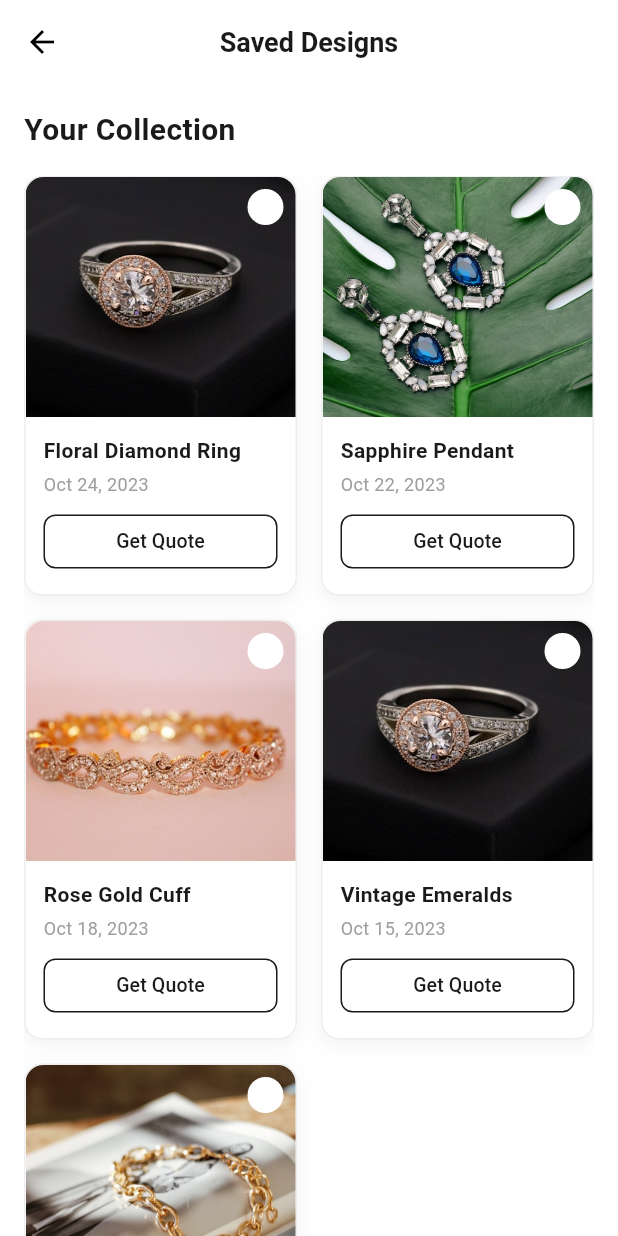
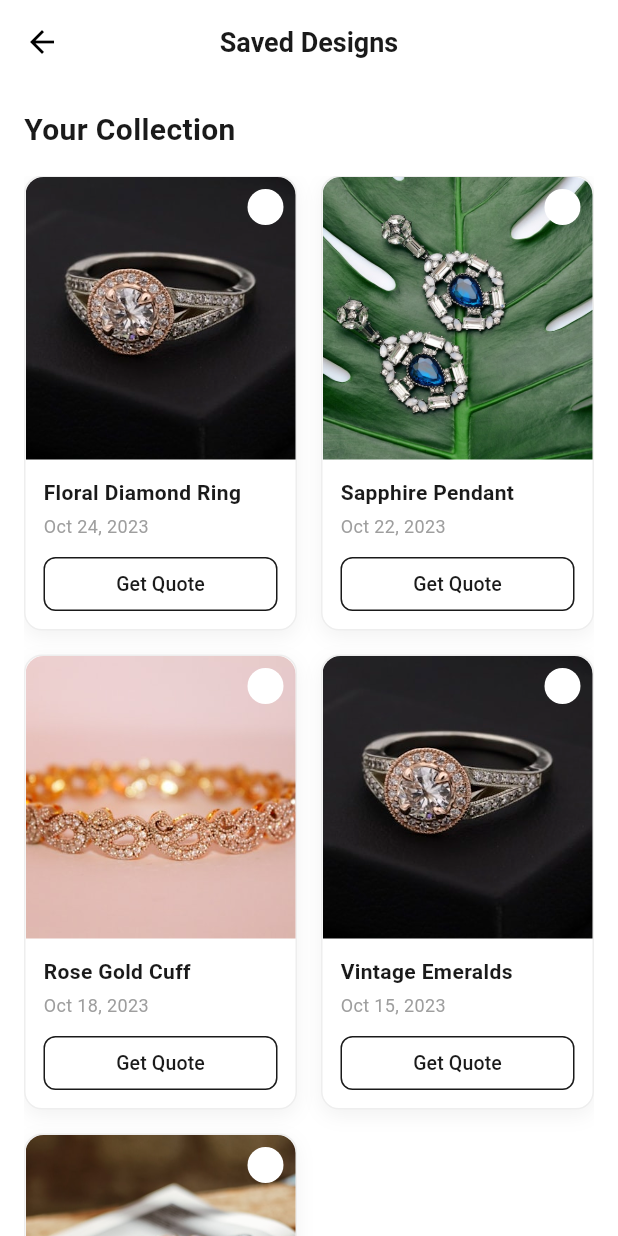
Before and after one commit to adiljhazsol/Jewelery-AI, a Flutter app: the SavedDesignsView screen opened by its route, on a phone screen of 412 x 824 dp. Run offline on Flutter 3.47's test engine with Material 3 defaults, Android fonts, the phone set to English and light mode, and no system bars; our stand-ins replace file_picker, font_awesome_flutter, get, image_picker, share_plus.

Commit message:
Update: Home categories nav, Saved Designs UI, Android build fixes

```diff
--- a/lib/view_models/home_view_model.dart
+++ b/lib/view_models/home_view_model.dart
@@ -98,6 +98,10 @@ class HomeViewModel extends GetxController {
     Get.toNamed(AppRoutes.collections);
   }
 
+  void onCategoryTap(String categoryName) {
+    Get.toNamed(AppRoutes.collections, arguments: categoryName);
+  }
+
   void onGenerateDesign() {
     Get.toNamed(AppRoutes.createDesign);
   }
--- a/lib/views/client/home/home_view.dart
+++ b/lib/views/client/home/home_view.dart
@@ -257,7 +257,9 @@ class HomeView extends GetView<HomeViewModel> {
                   itemCount: controller.categories.length,
                   itemBuilder: (context, index) {
                     final category = controller.categories[index];
-                    return Padding(
+                    return GestureDetector(
+                      onTap: () => controller.onCategoryTap(category['name']!),
+                      child: Padding(
                         padding: const EdgeInsets.only(right: 20),
                         child: Column(
                           children: [
@@ -284,6 +286,7 @@ class HomeView extends GetView<HomeViewModel> {
                               ),
                             ),
                           ],
+                        ),
                       ),
                     );
                   },
--- a/lib/views/client/saved_designs/saved_designs_view.dart
+++ b/lib/views/client/saved_designs/saved_designs_view.dart
@@ -46,14 +46,16 @@ class SavedDesignsView extends GetView<SavedDesignsViewModel> {
               child: Obx(() => GridView.builder(
                 gridDelegate: const SliverGridDelegateWithFixedCrossAxisCount(
                   crossAxisCount: 2,
-                  childAspectRatio: 0.65, // Adjust aspect ratio to fit content
+                  childAspectRatio: 0.6, // Adjusted for better responsiveness
                   crossAxisSpacing: 16,
                   mainAxisSpacing: 16,
                 ),
                 itemCount: controller.savedDesigns.length,
                 itemBuilder: (context, index) {
                   final design = controller.savedDesigns[index];
-                  return Container(
+                  return GestureDetector(
+                    onTap: () => controller.onDesignTap(index),
+                    child: Container(
                       decoration: BoxDecoration(
                         color: Colors.white,
                         borderRadius: BorderRadius.circular(12),
@@ -70,21 +72,18 @@ class SavedDesignsView extends GetView<SavedDesignsViewModel> {
                         crossAxisAlignment: CrossAxisAlignment.start,
                         children: [
                           // Image Section with Stack for Icon
-                        Stack(
+                        Expanded(
+                          child: Stack(
+                            fit: StackFit.expand,
                             children: [
                               ClipRRect(
-                              borderRadius: const BorderRadius.only(
-                                topLeft: Radius.circular(12),
-                                topRight: Radius.circular(12),
-                              ),
+                                borderRadius: const BorderRadius.vertical(top: Radius.circular(12)),
                                 child: Image.asset(
                                   design['image']!,
-                                height: 160,
                                   width: double.infinity,
                                   fit: BoxFit.cover,
                                   errorBuilder: (context, error, stackTrace) {
                                     return Container(
-                                    height: 160,
                                       color: Colors.grey[200],
                                       child: const Center(child: Icon(Icons.broken_image, color: Colors.grey)),
                                     );
@@ -104,6 +103,7 @@ class SavedDesignsView extends GetView<SavedDesignsViewModel> {
                                 ),
                               ),
                             ],
+                          ),
                         ),
                         // Content Section
                         Padding(
@@ -157,6 +157,7 @@ class SavedDesignsView extends GetView<SavedDesignsViewModel> {
                         ),
                       ],
                     ),
+                  ),
                   );
                 },
               )),
--- a/pubspec.yaml
+++ b/pubspec.yaml
@@ -37,6 +37,8 @@ dependencies:
   get: ^4.7.3
   image_picker: ^1.2.1
   file_picker: ^10.3.10
+  share_plus: ^12.0.1
+  font_awesome_flutter: ^10.9.1
 
 dev_dependencies:
   flutter_test:
```
Also changed, not shown: lib/view_models/collections_view_model.dart (+9 -0 lines), lib/view_models/product_details_view_model.dart (+95 -1 lines), lib/view_models/saved_designs_view_model.dart (+13 -0 lines), pubspec.lock, 7 other files. Lines whose indentation alone changed are shown as unchanged.
